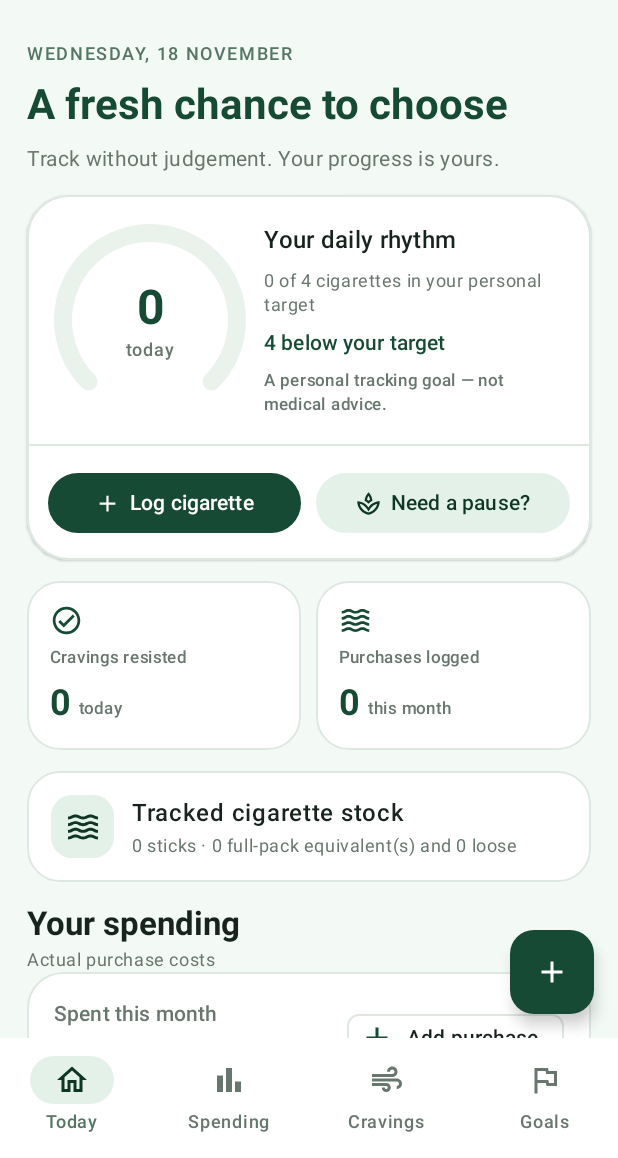
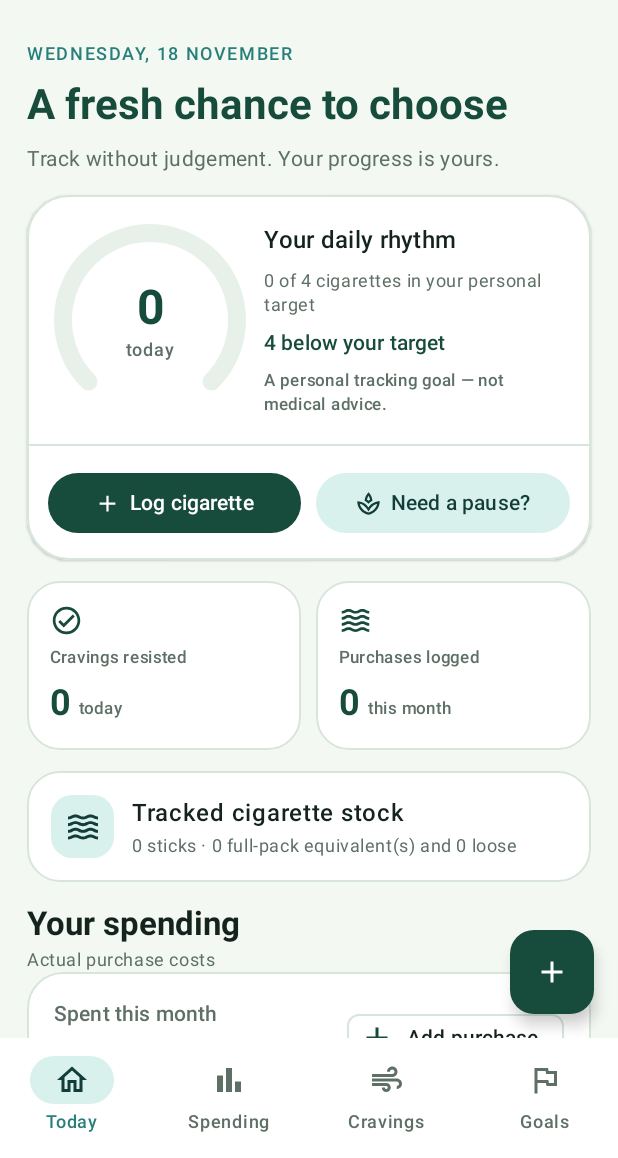
Before and after one commit to amirmalik798/breath-easy, an Android app built with Jetpack Compose: the screen it shows after launch (MainActivity), on a phone screen of 412 x 824 dp, the part 78-1236 px from its top. Run offline under Robolectric (Android 15) with nearby library versions, the phone set to English and light mode, and no system bars.

Commit message:
design: refresh BreatheEasy with vibrant botanical color system

```diff
--- a/app/src/main/java/com/amirmalik/breatheasy/ui/theme/Theme.kt
+++ b/app/src/main/java/com/amirmalik/breatheasy/ui/theme/Theme.kt
@@ -7,54 +7,64 @@ import androidx.compose.material3.lightColorScheme
 import androidx.compose.runtime.Composable
 import androidx.compose.ui.graphics.Color
 
-private val Forest = Color(0xFF174A35)
-private val ForestDeep = Color(0xFF0F3526)
-private val Sage = Color(0xFF557665)
-private val Canvas = Color(0xFFF3FAF5)
+// A brighter botanical palette: deep evergreen foundations, fresh mint actions,
+// an aqua secondary accent, and a warm citrus highlight for meaningful emphasis.
+private val Evergreen = Color(0xFF174B3B)
+private val EvergreenDeep = Color(0xFF0D3027)
+private val Mint = Color(0xFF2E8B68)
+private val Aqua = Color(0xFF287F7A)
+private val Citrus = Color(0xFF9A7A20)
+private val Canvas = Color(0xFFF3F8F3)
 private val Card = Color(0xFFFFFFFF)
-private val Ink = Color(0xFF17231D)
-private val Muted = Color(0xFF68776E)
-private val Border = Color(0xFFDCE8E0)
+private val Ink = Color(0xFF14231D)
+private val Muted = Color(0xFF5E7066)
+private val Border = Color(0xFFD7E5DA)
 
 private val LightScheme = lightColorScheme(
-    primary = Forest,
+    primary = Evergreen,
     onPrimary = Color.White,
-    primaryContainer = Color(0xFFDCEFE3),
-    onPrimaryContainer = ForestDeep,
-    secondary = Sage,
+    primaryContainer = Color(0xFFD7F2E3),
+    onPrimaryContainer = EvergreenDeep,
+    secondary = Aqua,
     onSecondary = Color.White,
-    secondaryContainer = Color(0xFFE4F1E8),
-    onSecondaryContainer = ForestDeep,
-    tertiary = Color(0xFF8B7356),
+    secondaryContainer = Color(0xFFD9F1EC),
+    onSecondaryContainer = Color(0xFF123D39),
+    tertiary = Citrus,
+    onTertiary = Color.White,
+    tertiaryContainer = Color(0xFFF8EDC7),
+    onTertiaryContainer = Color(0xFF49380A),
     background = Canvas,
     onBackground = Ink,
     surface = Card,
     onSurface = Ink,
-    surfaceVariant = Color(0xFFEAF2EC),
+    surfaceVariant = Color(0xFFE8F1E9),
     onSurfaceVariant = Muted,
-    outline = Color(0xFFAAB9AF),
+    outline = Color(0xFF91A79A),
     outlineVariant = Border,
-    error = Color(0xFFB64B45),
+    error = Color(0xFFB8494C),
 )
 
 private val DarkScheme = darkColorScheme(
-    primary = Color(0xFFA8D5BA),
-    onPrimary = Color(0xFF153D2C),
-    primaryContainer = Color(0xFF285B43),
-    onPrimaryContainer = Color(0xFFD9F1E1),
-    secondary = Color(0xFFB3CCBD),
-    onSecondary = Color(0xFF263D31),
-    secondaryContainer = Color(0xFF334F40),
-    onSecondaryContainer = Color(0xFFD9EDE0),
-    tertiary = Color(0xFFD5B992),
-    background = Color(0xFF111A15),
-    onBackground = Color(0xFFE4EEE7),
-    surface = Color(0xFF18231D),
-    onSurface = Color(0xFFE4EEE7),
-    surfaceVariant = Color(0xFF26352C),
-    onSurfaceVariant = Color(0xFFB8C9BE),
-    outline = Color(0xFF82968A),
-    outlineVariant = Color(0xFF34473A),
+    primary = Color(0xFF9DE7C1),
+    onPrimary = Color(0xFF073A2A),
+    primaryContainer = Color(0xFF236247),
+    onPrimaryContainer = Color(0xFFD1F8E1),
+    secondary = Color(0xFF83D9CD),
+    onSecondary = Color(0xFF073B37),
+    secondaryContainer = Color(0xFF20544E),
+    onSecondaryContainer = Color(0xFFCAFAF1),
+    tertiary = Color(0xFFE3D17A),
+    onTertiary = Color(0xFF403500),
+    tertiaryContainer = Color(0xFF5C4C16),
+    onTertiaryContainer = Color(0xFFFFF1B8),
+    background = Color(0xFF0B1512),
+    onBackground = Color(0xFFE6F2EA),
+    surface = Color(0xFF14231D),
+    onSurface = Color(0xFFE6F2EA),
+    surfaceVariant = Color(0xFF20352B),
+    onSurfaceVariant = Color(0xFFB7CFC0),
+    outline = Color(0xFF789889),
+    outlineVariant = Color(0xFF304A3C),
     error = Color(0xFFFFB4AB),
 )
 
```
